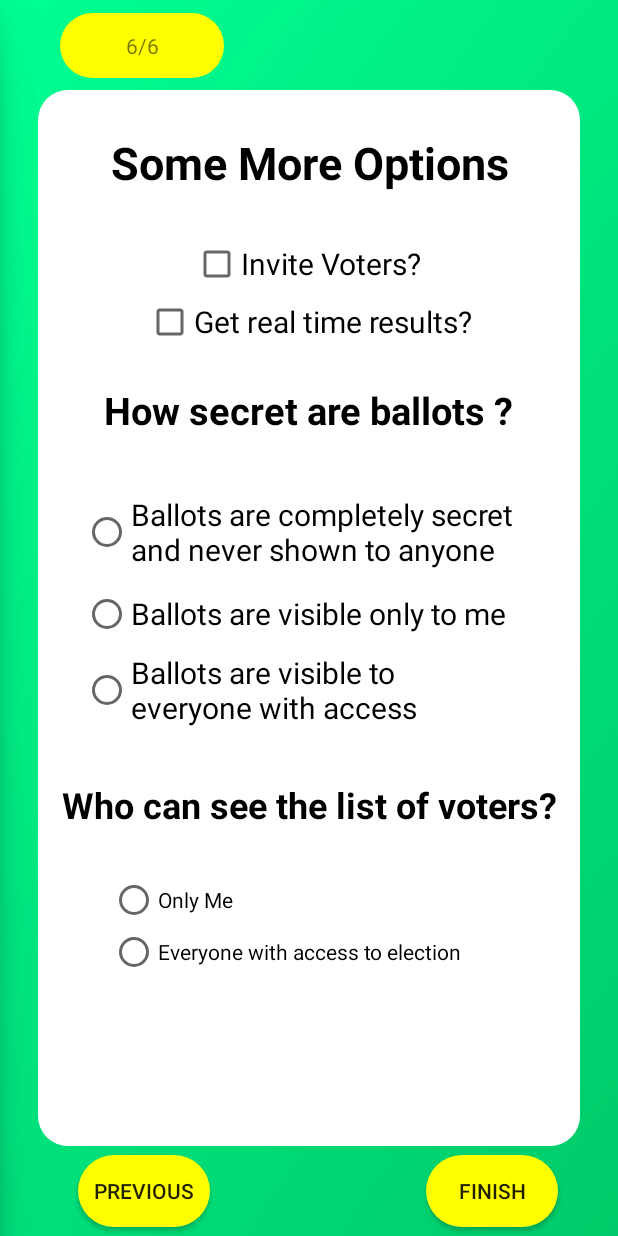
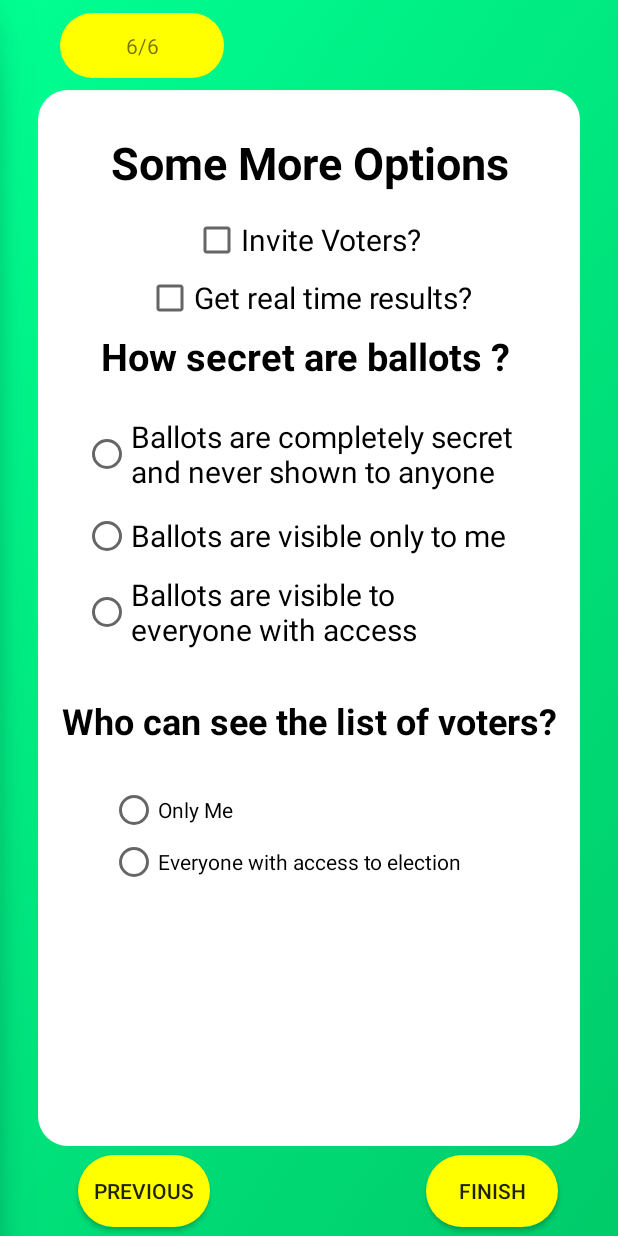
Before and after one commit to MukulCode/Agora-Vote-Prototype, an Android app: the Election6 screen opened directly, with no data from a screen before it, on a phone screen of 412 x 824 dp. Run offline under Robolectric (Android 15) with nearby library versions, the phone set to English and light mode, and no system bars.

Commit message:
Fragment issue left

```diff
--- a/app/src/main/res/layout/activity_election6.xml
+++ b/app/src/main/res/layout/activity_election6.xml
@@ -101,7 +101,7 @@
         android:layout_height="30dp"
         android:layout_marginStart="8dp"
         android:layout_marginLeft="8dp"
-        android:layout_marginTop="32dp"
+        android:layout_marginTop="16dp"
         android:layout_marginEnd="8dp"
         android:layout_marginRight="8dp"
         android:text="Invite Voters?"
@@ -117,7 +117,7 @@
         android:layout_height="wrap_content"
         android:layout_marginStart="8dp"
         android:layout_marginLeft="8dp"
-        android:layout_marginTop="256dp"
+        android:layout_marginTop="220dp"
         android:layout_marginEnd="8dp"
         android:layout_marginRight="8dp"
         android:text="How secret are ballots ?"
@@ -125,6 +125,7 @@
         android:textSize="25dp"
         android:textStyle="bold"
         app:layout_constraintEnd_toEndOf="parent"
+        app:layout_constraintHorizontal_bias="0.483"
         app:layout_constraintStart_toStartOf="parent"
         app:layout_constraintTop_toTopOf="parent" />
 
@@ -134,7 +135,7 @@
         android:layout_height="165dp"
         android:layout_marginStart="8dp"
         android:layout_marginLeft="8dp"
-        android:layout_marginTop="32dp"
+        android:layout_marginTop="16dp"
         android:layout_marginEnd="8dp"
         android:layout_marginRight="8dp"
         app:layout_constraintEnd_toEndOf="parent"
@@ -173,7 +174,7 @@
         android:layout_height="wrap_content"
         android:layout_marginStart="8dp"
         android:layout_marginLeft="8dp"
-        android:layout_marginTop="32dp"
+        android:layout_marginTop="28dp"
         android:layout_marginEnd="8dp"
         android:layout_marginRight="8dp"
         android:text="Who can see the list of voters?"
@@ -195,9 +196,10 @@
         android:layout_marginBottom="8dp"
         app:layout_constraintBottom_toBottomOf="@+id/textView2"
         app:layout_constraintEnd_toEndOf="parent"
+        app:layout_constraintHorizontal_bias="0.503"
         app:layout_constraintStart_toStartOf="parent"
         app:layout_constraintTop_toBottomOf="@+id/textView13"
-        app:layout_constraintVertical_bias="0.175">
+        app:layout_constraintVertical_bias="0.1">
 
         <RadioButton
             android:id="@+id/radioButton4"
--- a/app/src/main/res/layout/fragment_about.xml
+++ b/app/src/main/res/layout/fragment_about.xml
@@ -29,7 +29,7 @@
         android:layout_height="172dp"
         android:layout_marginStart="8dp"
         android:layout_marginLeft="8dp"
-        android:layout_marginTop="32dp"
+        android:layout_marginTop="16dp"
         android:layout_marginEnd="8dp"
         android:layout_marginRight="8dp"
         app:layout_constraintEnd_toEndOf="parent"
@@ -41,7 +41,7 @@
         android:id="@+id/textView14"
         android:layout_width="317dp"
         android:layout_height="wrap_content"
-        android:layout_marginTop="36dp"
+        android:layout_marginTop="12dp"
         android:gravity="center"
         android:text="@string/agora_vote_is"
         android:textColor="#000000"
@@ -69,7 +69,7 @@
         app:layout_constraintHorizontal_bias="0.489"
         app:layout_constraintStart_toStartOf="parent"
         app:layout_constraintTop_toBottomOf="@+id/textView14"
-        app:layout_constraintVertical_bias="0.24" />
+        app:layout_constraintVertical_bias="0.099" />
 
     <TextView
         android:id="@+id/textView19"
```
Also changed, not shown: app/src/main/res/layout/activity_signin.xml (+5 -6 lines).
